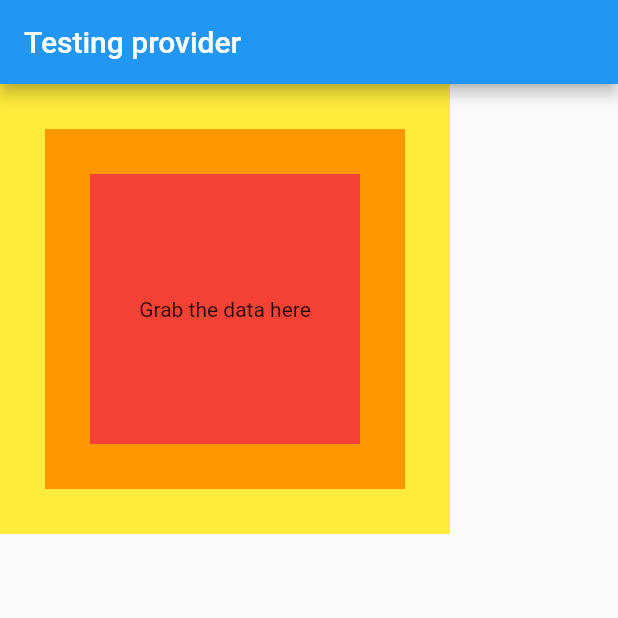
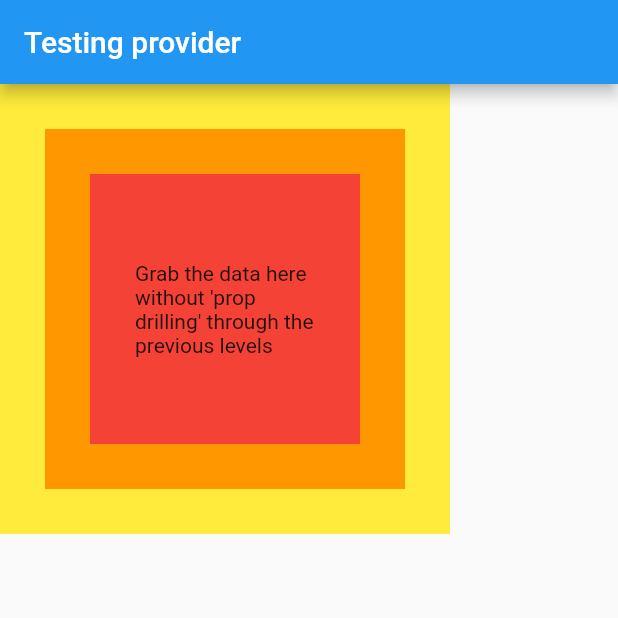
Before and after one commit to Norudah/flutter_provider_practicing, a Flutter app: the screen it shows after launch, on a phone screen of 412 x 824 dp, the top half of it. Run offline on Flutter 3.47's test engine with Material 2 defaults, Android fonts, the light colour scheme and no system bars.

Commit message:
Phase 1, begining : Simple Provider

```diff
--- a/lib/main.dart
+++ b/lib/main.dart
@@ -5,6 +5,8 @@
 void main() => runApp(MyApp());
 
 class MyApp extends StatelessWidget {
+  final String code = "Top secret code";
+
   @override
   Widget build(BuildContext context) {
     return MaterialApp(
@@ -36,7 +38,7 @@
 class Level3 extends StatelessWidget {
   @override
   Widget build(BuildContext context) => CustomContainer(
-        child: Text("Grab the data here"),
+        child: Text("Grab the data here without 'prop drilling' through the previous levels"),
         color: Colors.red,
       );
 }
--- a/pubspec.yaml
+++ b/pubspec.yaml
@@ -28,6 +28,7 @@
   # The following adds the Cupertino Icons font to your application.
   # Use with the CupertinoIcons class for iOS style icons.
   cupertino_icons: ^1.0.1
+  provider: ^4.3.2+3
 
 dev_dependencies:
   flutter_test:
```
Also changed, not shown: pubspec.lock.
